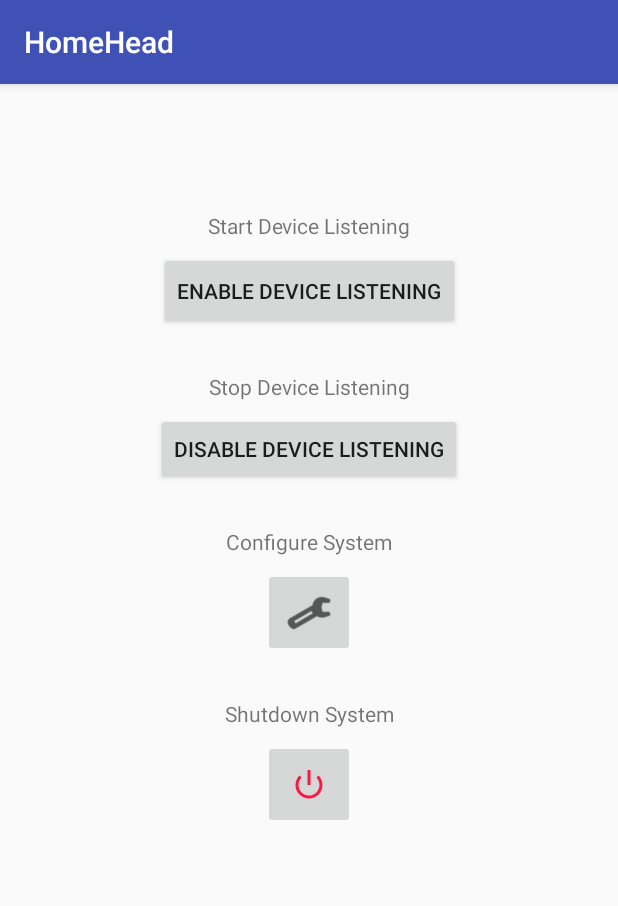
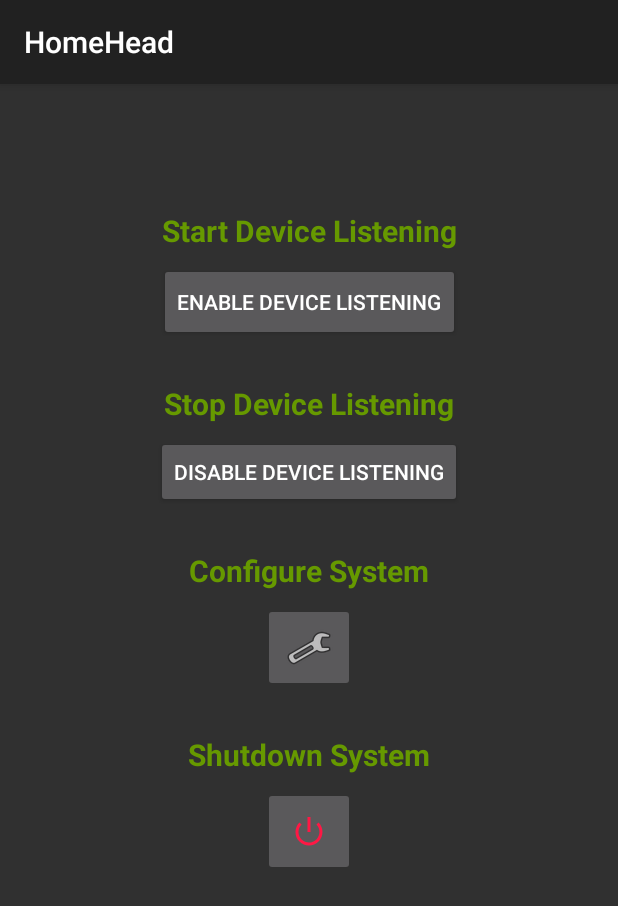
Before and after one commit to paddyburns79/HomeHead_Android_App, an Android app: the screen it shows after launch (MainActivity), on a phone screen of 412 x 824 dp. Shown: the top 906 px of the screen. Run offline under Robolectric (Android 15) with nearby library versions, the phone set to English and light mode, and no system bars.

Commit message:
Use of Custom Dialogs to allow users to input data Change of app theme (Holo)

```diff
--- a/app/src/main/AndroidManifest.xml
+++ b/app/src/main/AndroidManifest.xml
@@ -11,7 +11,8 @@
         android:label="@string/app_name"
         android:roundIcon="@mipmap/homehead_launcher_round"
         android:supportsRtl="true"
-        android:theme="@style/AppTheme">
+        android:theme="@style/Theme.AppCompat">
+       <!-- android:theme="@style/Theme.AppCompat.Light -->
         <activity android:name=".MainActivity">
             <intent-filter>
                 <action android:name="android.intent.action.MAIN" />
--- a/app/src/main/java/com/paddy/homehead/AddEditIPAddressActivity.java
+++ b/app/src/main/java/com/paddy/homehead/AddEditIPAddressActivity.java
@@ -74,7 +74,7 @@ public class AddEditIPAddressActivity extends AppCompatActivity {
         // allow alert dialog to be cancelled by clicking area outside of the box
         shutdownConfirm.setCancelable(true);
         // set messages
-        shutdownConfirm.setTitle("Obtaining IP Addres");
+        shutdownConfirm.setTitle("Obtaining IP Address");
         shutdownConfirm.setMessage("The IP address of the Raspberry Pi device (format example : 192.168.x.xxx) can be obtained by typing 'hostname -I' into the command line of the device, or by using an app such as Fing (available for free from the Google Play store)");
         // set negative 'cancel' button
         shutdownConfirm.setNegativeButton("OK", new DialogInterface.OnClickListener() {
--- a/app/src/main/res/layout/activity_device_config_main_menu.xml
+++ b/app/src/main/res/layout/activity_device_config_main_menu.xml
@@ -14,8 +14,9 @@
         android:layout_marginStart="8dp"
         android:layout_marginTop="40dp"
         android:text="@string/device_configuration_menu"
-        android:textSize="20sp"
+        android:textSize="22sp"
         android:textStyle="bold"
+        android:textColor="@android:color/holo_green_dark"
         app:layout_constraintEnd_toEndOf="parent"
         app:layout_constraintStart_toStartOf="parent"
         app:layout_constraintTop_toTopOf="parent" />
--- a/app/src/main/res/layout/activity_main.xml
+++ b/app/src/main/res/layout/activity_main.xml
@@ -9,8 +9,11 @@
     <TextView
         android:id="@+id/startListeningText"
         android:layout_width="wrap_content"
-        android:layout_height="19dp"
+        android:layout_height="wrap_content"
         android:text="@string/start_device_listening"
+        android:textColor="@android:color/holo_green_dark"
+        android:textSize="20sp"
+        android:textStyle="bold"
         app:layout_constraintBottom_toBottomOf="parent"
         app:layout_constraintLeft_toLeftOf="parent"
         app:layout_constraintRight_toRightOf="parent"
@@ -37,9 +40,12 @@
         android:layout_marginEnd="8dp"
         android:layout_marginStart="8dp"
         android:layout_marginTop="28dp"
+        android:textSize="20sp"
+        android:textStyle="bold"
         android:text="@string/stop_device_listening"
         app:layout_constraintEnd_toEndOf="parent"
         app:layout_constraintStart_toStartOf="parent"
+        android:textColor="@android:color/holo_green_dark"
         app:layout_constraintTop_toBottomOf="@+id/button_start_listen_activity" />
 
     <Button
@@ -61,9 +67,12 @@
         android:layout_marginEnd="8dp"
         android:layout_marginStart="8dp"
         android:layout_marginTop="28dp"
+        android:textSize="20sp"
+        android:textStyle="bold"
         android:text="@string/customise_app_settings"
         app:layout_constraintEnd_toEndOf="parent"
         app:layout_constraintStart_toStartOf="parent"
+        android:textColor="@android:color/holo_green_dark"
         app:layout_constraintTop_toBottomOf="@+id/button_stop_listen_activity" />
 
     <ImageButton
@@ -74,7 +83,6 @@
         android:layout_marginStart="8dp"
         android:layout_marginTop="8dp"
         android:contentDescription="@string/system_config_icon"
-        android:tint="#000000"
         app:layout_constraintEnd_toEndOf="parent"
         app:layout_constraintStart_toStartOf="parent"
         app:layout_constraintTop_toBottomOf="@+id/customiseSettingsText"
@@ -87,9 +95,12 @@
         android:layout_marginEnd="8dp"
         android:layout_marginStart="8dp"
         android:layout_marginTop="28dp"
+        android:textSize="20sp"
+        android:textStyle="bold"
         android:text="@string/shutdown_system"
         app:layout_constraintEnd_toEndOf="parent"
         app:layout_constraintStart_toStartOf="parent"
+        android:textColor="@android:color/holo_green_dark"
         app:layout_constraintTop_toBottomOf="@+id/buttomDeviceConfig" />
 
     <ImageButton
--- a/app/src/main/res/layout/activity_start_device_listening.xml
+++ b/app/src/main/res/layout/activity_start_device_listening.xml
@@ -27,7 +27,9 @@
         android:layout_marginStart="8dp"
         android:layout_marginTop="40dp"
         android:text="@string/enable_device_active_listening_mode"
-        android:textSize="20sp"
+        android:textAlignment="center"
+        android:textColor="@android:color/holo_green_dark"
+        android:textSize="22sp"
         android:textStyle="bold"
         app:layout_constraintEnd_toEndOf="parent"
         app:layout_constraintStart_toStartOf="parent"
@@ -41,6 +43,7 @@
         android:layout_marginStart="8dp"
         android:layout_marginTop="40dp"
         android:ems="10"
+        android:backgroundTint="@android:color/holo_green_dark"
         android:hint="@string/pi_device_id"
         android:inputType="textPersonName"
         android:textAlignment="center"
@@ -69,6 +72,7 @@
         android:layout_marginStart="8dp"
         android:layout_marginTop="8dp"
         android:ems="10"
+        android:backgroundTint="@android:color/holo_green_dark"
         android:hint="@string/device_password"
         android:inputType="textPassword"
         android:textAlignment="center"
--- a/app/src/main/res/layout/activity_stop_device_listening.xml
+++ b/app/src/main/res/layout/activity_stop_device_listening.xml
@@ -27,8 +27,9 @@
         android:layout_marginTop="40dp"
         android:text="@string/disable_device_active_listening_mode"
         android:textAlignment="center"
-        android:textSize="20sp"
+        android:textSize="22sp"
         android:textStyle="bold"
+        android:textColor="@android:color/holo_green_dark"
         app:layout_constraintEnd_toEndOf="parent"
         app:layout_constraintStart_toStartOf="parent"
         app:layout_constraintTop_toTopOf="parent" />
@@ -41,6 +42,7 @@
         android:layout_marginStart="8dp"
         android:layout_marginTop="40dp"
         android:ems="10"
+        android:backgroundTint="@android:color/holo_green_dark"
         android:hint="@string/pi_device_id"
         android:inputType="textPersonName"
         android:textAlignment="center"
@@ -69,6 +71,7 @@
         android:layout_marginStart="8dp"
         android:layout_marginTop="8dp"
         android:ems="10"
+        android:backgroundTint="@android:color/holo_green_dark"
         android:hint="@string/device_password"
         android:inputType="textPassword"
         android:textAlignment="center"
--- a/app/src/main/res/values/strings.xml
+++ b/app/src/main/res/values/strings.xml
@@ -82,14 +82,14 @@
     <string name="title_activity_start_device_listening">Set HomeHead to Listen</string>
     <string name="start_listening">Enable Device Listening</string>
     <string name="stop_listening">Disable Device Listening</string>
-    <string name="enable_device_active_listening_mode">Enable Device Active Listening Mode</string>
+    <string name="enable_device_active_listening_mode">Enable Device Active Listening</string>
     <string name="enter_device_info">Enter the Device ID and Password to Proceed :</string>
     <string name="pi_device_id">Pi Device ID</string>
     <string name="enter_device_ip_address">Enter Device IP Address:</string>
     <string name="ip_address">IP Address</string>
     <string name="enter_device_password">Enter Device Password:</string>
     <string name="device_password">Device Password</string>
-    <string name="disable_device_active_listening_mode">Disable Device Active Listening Mode</string>
+    <string name="disable_device_active_listening_mode">Disable Device Active Listening</string>
     <string name="customise_app_settings">Configure System</string>
     <string name="shutdown_system">Shutdown System</string>
     <string name="system_off_icon">System off icon</string>
--- a/app/src/main/res/values/styles.xml
+++ b/app/src/main/res/values/styles.xml
@@ -1,7 +1,8 @@
 <resources>
 
     <!-- Base application theme. -->
-    <style name="AppTheme" parent="Theme.AppCompat.Light.DarkActionBar">
+    <!-- <style name="AppTheme" parent="Theme.AppCompat.Light.DarkActionBar"> -->
+    <style name="AppTheme" parent="android:Theme.Holo">
         <!-- Customize your theme here. -->
         <item name="colorPrimary">@color/colorPrimary</item>
         <item name="colorPrimaryDark">@color/colorPrimaryDark</item>
```
Also changed, not shown: app/src/main/res/layout/activity_add_edit_ipaddress.xml (+5 -2 lines), app/src/main/res/layout/activity_system_shutdown.xml (+5 -2 lines).
